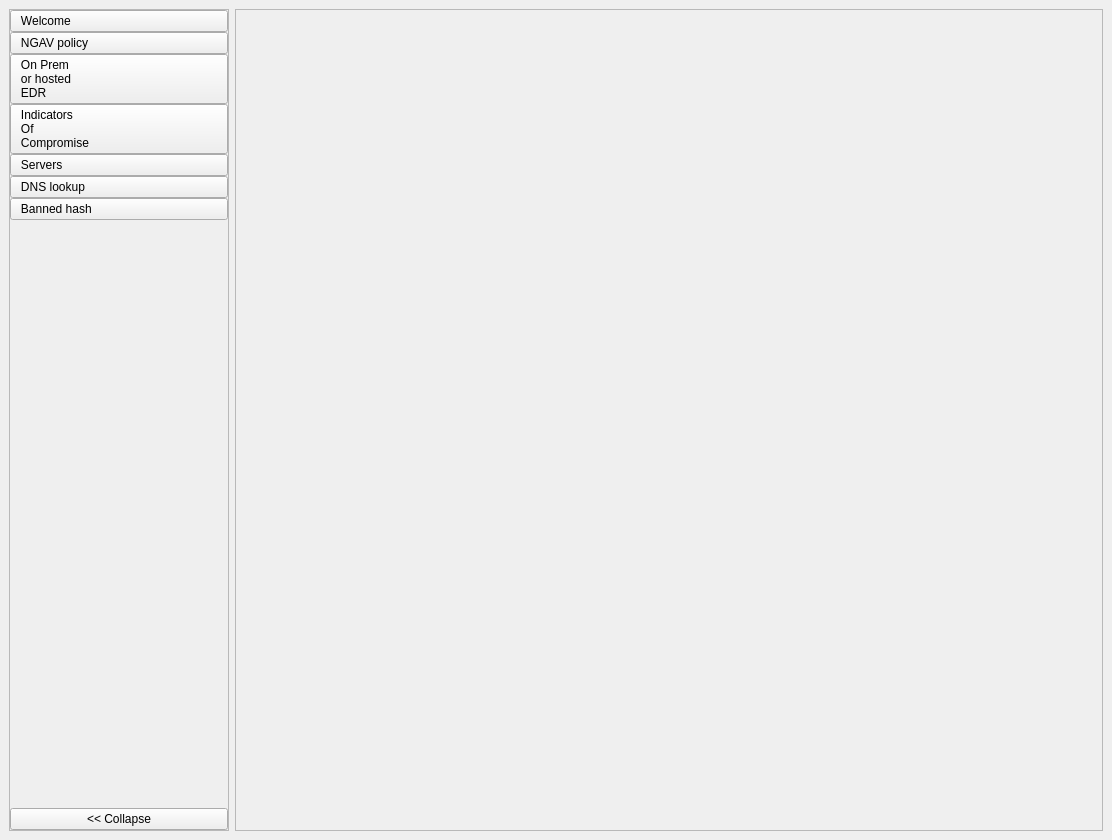
This is homewindow.ui in slist/cbapi-qt-demo as Qt 5 draws it before an edit. The edited form follows.
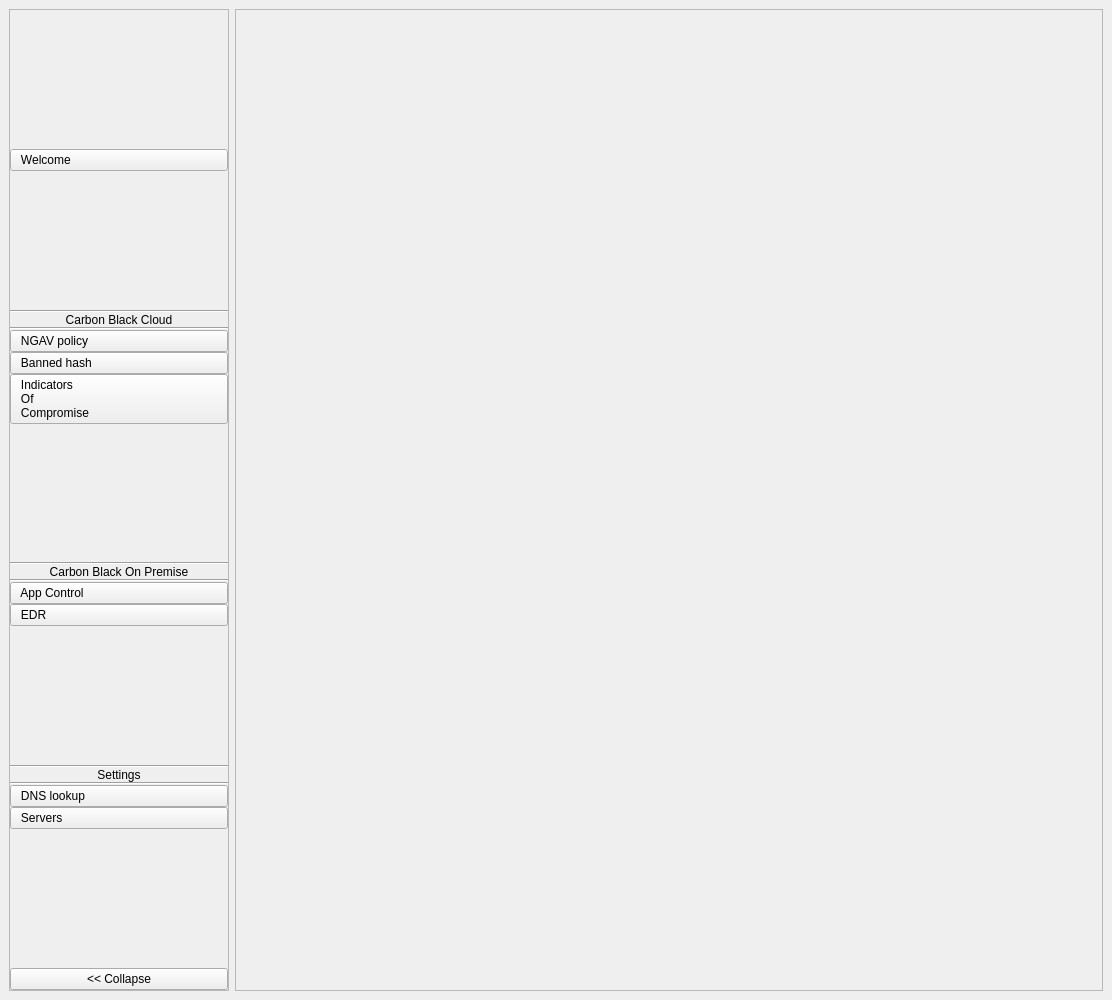
This is the edited form. Icons and pictures are not drawn.

Patch:
```diff
--- a/homewindow.ui
+++ b/homewindow.ui
@@ -7,7 +7,7 @@
     <x>0</x>
     <y>0</y>
     <width>1112</width>
-    <height>840</height>
+    <height>1000</height>
    </rect>
   </property>
   <property name="windowTitle">
@@ -52,6 +52,19 @@
        <property name="bottomMargin">
         <number>0</number>
        </property>
+       <item>
+        <spacer name="verticalSpacer_5">
+         <property name="orientation">
+          <enum>Qt::Vertical</enum>
+         </property>
+         <property name="sizeHint" stdset="0">
+          <size>
+           <width>20</width>
+           <height>20</height>
+          </size>
+         </property>
+        </spacer>
+       </item>
        <item>
         <widget class="QPushButton" name="pushButton_Welcome">
          <property name="sizePolicy">
@@ -78,6 +91,43 @@
          </property>
         </widget>
        </item>
+       <item>
+        <spacer name="verticalSpacer_4">
+         <property name="orientation">
+          <enum>Qt::Vertical</enum>
+         </property>
+         <property name="sizeHint" stdset="0">
+          <size>
+           <width>20</width>
+           <height>40</height>
+          </size>
+         </property>
+        </spacer>
+       </item>
+       <item>
+        <widget class="Line" name="line_cbc_before">
+         <property name="orientation">
+          <enum>Qt::Horizontal</enum>
+         </property>
+        </widget>
+       </item>
+       <item>
+        <widget class="QLabel" name="label_CBC">
+         <property name="text">
+          <string>Carbon Black Cloud</string>
+         </property>
+         <property name="alignment">
+          <set>Qt::AlignCenter</set>
+         </property>
+        </widget>
+       </item>
+       <item>
+        <widget class="Line" name="line_cbc_after">
+         <property name="orientation">
+          <enum>Qt::Horizontal</enum>
+         </property>
+        </widget>
+       </item>
        <item>
         <widget class="QPushButton" name="pushButton_Cloud">
          <property name="sizePolicy">
@@ -112,27 +162,19 @@
         </widget>
        </item>
        <item>
-        <widget class="QPushButton" name="pushButton_Edr">
+        <widget class="QPushButton" name="pushButton_Banned">
          <property name="sizePolicy">
           <sizepolicy hsizetype="Minimum" vsizetype="Maximum">
            <horstretch>0</horstretch>
            <verstretch>0</verstretch>
           </sizepolicy>
          </property>
-         <property name="minimumSize">
-          <size>
-           <width>0</width>
-           <height>0</height>
-          </size>
-         </property>
          <property name="styleSheet">
           <string notr="true">text-align:left;
 </string>
          </property>
          <property name="text">
-          <string>   On Prem
-   or hosted
-   EDR</string>
+          <string>   Banned hash</string>
          </property>
          <property name="icon">
           <iconset resource="cb.qrc">
@@ -175,7 +217,71 @@
         </widget>
        </item>
        <item>
-        <widget class="QPushButton" name="pushButton_Servers">
+        <spacer name="verticalSpacer_3">
+         <property name="orientation">
+          <enum>Qt::Vertical</enum>
+         </property>
+         <property name="sizeHint" stdset="0">
+          <size>
+           <width>20</width>
+           <height>40</height>
+          </size>
+         </property>
+        </spacer>
+       </item>
+       <item>
+        <widget class="Line" name="line_onprem_before">
+         <property name="orientation">
+          <enum>Qt::Horizontal</enum>
+         </property>
+        </widget>
+       </item>
+       <item>
+        <widget class="QLabel" name="label_OnPrem">
+         <property name="text">
+          <string>Carbon Black On Premise</string>
+         </property>
+         <property name="alignment">
+          <set>Qt::AlignCenter</set>
+         </property>
+        </widget>
+       </item>
+       <item>
+        <widget class="Line" name="line_onprem_after">
+         <property name="orientation">
+          <enum>Qt::Horizontal</enum>
+         </property>
+        </widget>
+       </item>
+       <item>
+        <widget class="QPushButton" name="pushButton_Appcontrol">
+         <property name="sizePolicy">
+          <sizepolicy hsizetype="Minimum" vsizetype="Maximum">
+           <horstretch>0</horstretch>
+           <verstretch>0</verstretch>
+          </sizepolicy>
+         </property>
+         <property name="styleSheet">
+          <string notr="true">text-align:left;
+</string>
+         </property>
+         <property name="text">
+          <string>   App Control</string>
+         </property>
+         <property name="icon">
+          <iconset resource="cb.qrc">
+           <normaloff>:/img/appcontrol.png</normaloff>:/img/appcontrol.png</iconset>
+         </property>
+         <property name="iconSize">
+          <size>
+           <width>80</width>
+           <height>80</height>
+          </size>
+         </property>
+        </widget>
+       </item>
+       <item>
+        <widget class="QPushButton" name="pushButton_Edr">
          <property name="sizePolicy">
           <sizepolicy hsizetype="Minimum" vsizetype="Maximum">
            <horstretch>0</horstretch>
@@ -193,7 +299,7 @@
 </string>
          </property>
          <property name="text">
-          <string>   Servers</string>
+          <string>   EDR</string>
          </property>
          <property name="icon">
           <iconset resource="cb.qrc">
@@ -207,6 +313,43 @@
          </property>
         </widget>
        </item>
+       <item>
+        <spacer name="verticalSpacer_2">
+         <property name="orientation">
+          <enum>Qt::Vertical</enum>
+         </property>
+         <property name="sizeHint" stdset="0">
+          <size>
+           <width>20</width>
+           <height>40</height>
+          </size>
+         </property>
+        </spacer>
+       </item>
+       <item>
+        <widget class="Line" name="line_settings_before">
+         <property name="orientation">
+          <enum>Qt::Horizontal</enum>
+         </property>
+        </widget>
+       </item>
+       <item>
+        <widget class="QLabel" name="label_Settings">
+         <property name="text">
+          <string>Settings</string>
+         </property>
+         <property name="alignment">
+          <set>Qt::AlignCenter</set>
+         </property>
+        </widget>
+       </item>
+       <item>
+        <widget class="Line" name="line_settings_after">
+         <property name="orientation">
+          <enum>Qt::Horizontal</enum>
+         </property>
+        </widget>
+       </item>
        <item>
         <widget class="QPushButton" name="pushButton_iplist">
          <property name="sizePolicy">
@@ -235,19 +378,25 @@
         </widget>
        </item>
        <item>
-        <widget class="QPushButton" name="pushButton_Banned">
+        <widget class="QPushButton" name="pushButton_Servers">
          <property name="sizePolicy">
           <sizepolicy hsizetype="Minimum" vsizetype="Maximum">
            <horstretch>0</horstretch>
            <verstretch>0</verstretch>
           </sizepolicy>
          </property>
+         <property name="minimumSize">
+          <size>
+           <width>0</width>
+           <height>0</height>
+          </size>
+         </property>
          <property name="styleSheet">
           <string notr="true">text-align:left;
 </string>
          </property>
          <property name="text">
-          <string>   Banned hash</string>
+          <string>   Servers</string>
          </property>
          <property name="icon">
           <iconset resource="cb.qrc">
@@ -269,7 +418,7 @@
          <property name="sizeHint" stdset="0">
           <size>
            <width>20</width>
-           <height>308</height>
+           <height>40</height>
           </size>
          </property>
         </spacer>
```
Left out of the diff: 15 changed lines with no effect on the pictures.
